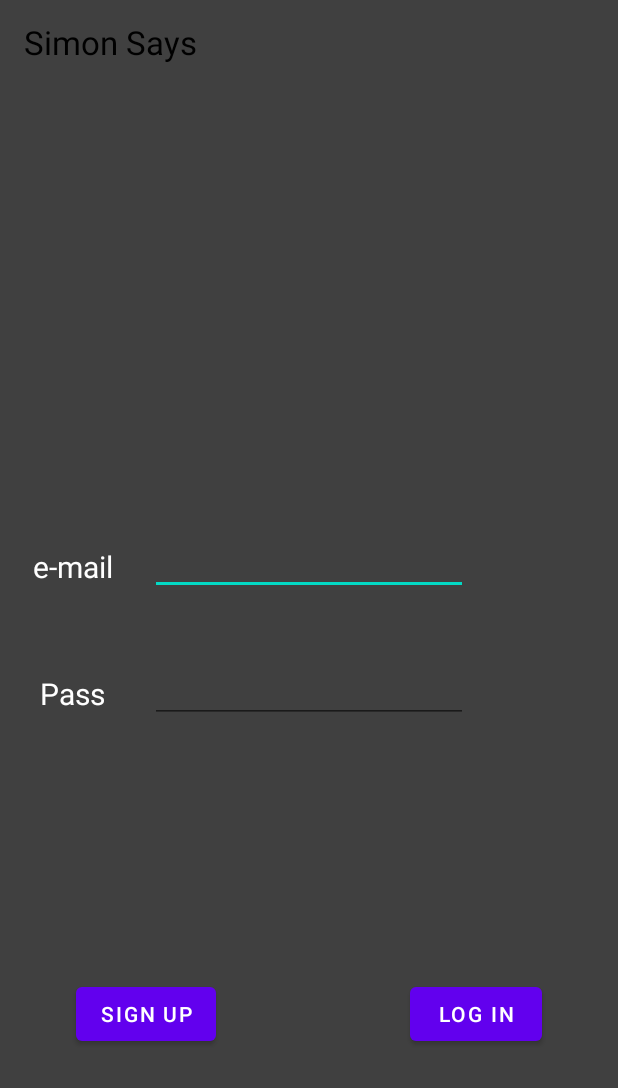
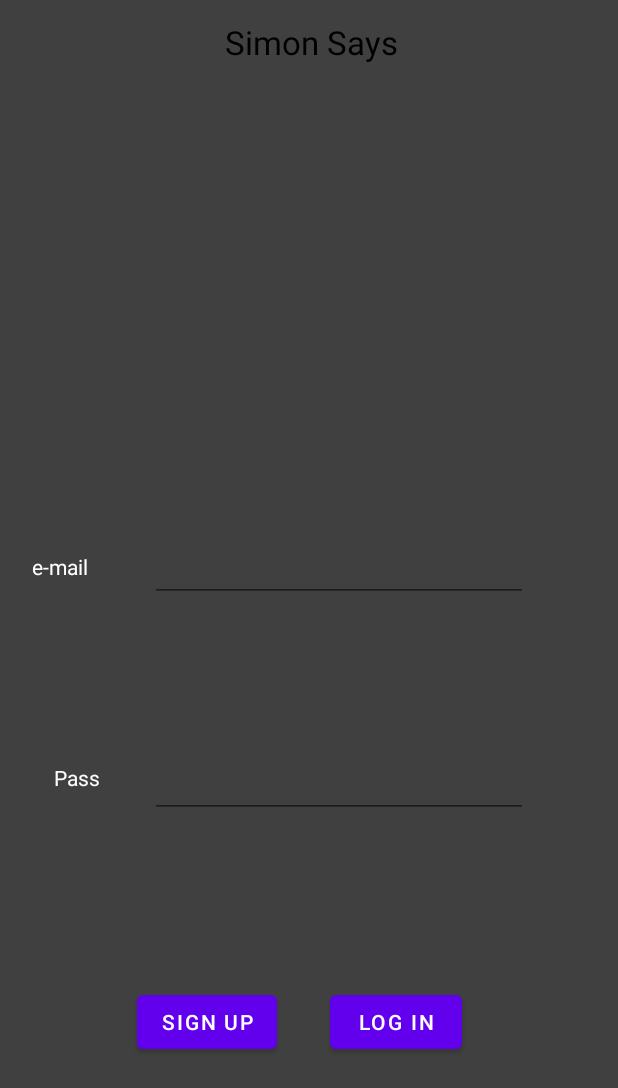
Before and after one commit to MeloAguilar/SimonDiceTap, an Android app: the screen it shows after launch (AuthAcitvity), on a phone screen of 412 x 824 dp. Shown: the top 1088 px of the screen. Run offline under Robolectric (Android 15) with nearby library versions, the phone set to English and light mode, and no system bars; our stand-ins replace Firebase (no records; nobody signed in at launch, a user with empty details on screens opened directly), Room's generated code.

```diff
--- a/app/src/main/java/com/example/simondicetap/AuthAcitvity.kt
+++ b/app/src/main/java/com/example/simondicetap/AuthAcitvity.kt
@@ -188,7 +188,7 @@ class AuthAcitvity : AppCompatActivity() {
                         Log.d("TAG", "${document.id} => ${document.data}")
                     }
 
-                    users.sortBy { it.getScore() }
+                    users.sortWith(compareByDescending { it.getScore() })
                     setUpRecyclerView(users)
                 }
                 .addOnFailureListener { exception ->
--- a/app/src/main/java/com/example/simondicetap/MainActivity.kt
+++ b/app/src/main/java/com/example/simondicetap/MainActivity.kt
@@ -191,15 +191,17 @@ class MainActivity : AppCompatActivity() {
         launch {
             db.collection("Usuarios").get()
                 .addOnSuccessListener { result ->
+                    var finalScore = bestFireBaseUser.getScore()
                     for (document in result) {
                         var testscore = document.data["score"].toString().toInt()
-                        if (testscore > bestFireBaseUser.getScore()) {
-                            bestFireBaseUser = UserFirebase(document.data["email"].toString(),document.data["password"].toString(), document.data["score"].toString().toInt())
+                        if (testscore > finalScore) {
+                            bestFireBaseUser = UserFirebase(document.data["email"].toString(),"*********", testscore)
+                            binding.txtBestScore.text = "Best: ${bestFireBaseUser.getScore() }"
                             binding.txtBestScoreName.text = bestFireBaseUser.getEmail().subSequence(0,6)
-                        }else{
-                            binding.txtBestScoreName.text = userFireBase.getEmail().subSequence(0,6)
+                            finalScore = testscore
                         }
                     }
+
                 }
                 .addOnFailureListener { exception ->
                     println("Error getting documents: $exception")
--- a/app/src/main/res/layout/activity_auth.xml
+++ b/app/src/main/res/layout/activity_auth.xml
@@ -4,46 +4,22 @@
     xmlns:tools="http://schemas.android.com/tools"
     android:layout_width="match_parent"
     android:layout_height="match_parent"
-    tools:context=".AuthAcitvity"
-    android:background="@color/grey">
+    android:background="@color/grey"
+    tools:context=".AuthAcitvity">
 
-    <TextView
-        android:id="@+id/tvmail"
-        android:layout_width="wrap_content"
-        android:layout_height="wrap_content"
-        android:text="e-mail"
-        android:textColor="@color/white"
-        android:textSize="20sp"
-        app:layout_constraintBottom_toTopOf="@id/btnSignUp"
-        app:layout_constraintEnd_toStartOf="@+id/etPass"
-        app:layout_constraintHorizontal_bias="0.466"
-        app:layout_constraintStart_toStartOf="parent"
-        app:layout_constraintTop_toBottomOf="@id/contenedorScores"
-        app:layout_constraintVertical_bias="0.188" />
-
-    <EditText
-        android:id="@+id/etmail"
+    <androidx.appcompat.widget.Toolbar
         android:layout_width="match_parent"
         android:layout_height="wrap_content"
-        android:layout_marginHorizontal="100dp"
-        app:layout_constraintBottom_toTopOf="@id/btnSignUp"
+        app:titleMarginStart="150dp"
+        app:layout_constraintBottom_toTopOf="@id/contenedorScores"
         app:layout_constraintEnd_toEndOf="parent"
         app:layout_constraintStart_toStartOf="parent"
-        app:layout_constraintTop_toBottomOf="@+id/contenedorScores"
-        app:layout_constraintVertical_bias="0.157" />
+        app:layout_constraintTop_toTopOf="parent"
+        app:layout_constraintVertical_bias=".0"
+        app:title="Simon Says"
+        app:titleTextAppearance="@style/TextAppearance.Material3.TitleLarge"
 
-    <androidx.appcompat.widget.Toolbar
-    app:titleTextColor="@color/black"
-    app:titleTextAppearance="@style/TextAppearance.Material3.TitleLarge"
-    android:layout_width="match_parent"
-    android:layout_height="wrap_content"
-    app:title="Simon Says"
-    app:layout_constraintTop_toTopOf="parent"
-    app:layout_constraintEnd_toEndOf="parent"
-    app:layout_constraintStart_toStartOf="parent"
-    app:layout_constraintBottom_toTopOf="@id/contenedorScores"
-
-    app:layout_constraintVertical_bias=".0"/>
+        app:titleTextColor="@color/black" />
 
 
     <androidx.recyclerview.widget.RecyclerView
@@ -59,19 +35,62 @@
         app:layout_constraintHorizontal_bias="1.0"
         app:layout_constraintStart_toStartOf="parent"
         app:layout_constraintTop_toTopOf="parent"
-        app:layout_constraintVertical_bias="0.175" />
+        app:layout_constraintVertical_bias="0.21" />
 
     <EditText
         android:id="@+id/etPass"
-        android:inputType="textPassword"
         android:layout_width="match_parent"
         android:layout_height="wrap_content"
-        android:layout_marginHorizontal="100dp"
+        android:layout_marginStart="100dp"
+        android:layout_marginEnd="60dp"
+        android:inputType="textPassword"
+        android:maxHeight="35dp"
         app:layout_constraintBottom_toTopOf="@id/btnSignUp"
         app:layout_constraintEnd_toEndOf="parent"
+        app:layout_constraintHorizontal_bias="0.0"
         app:layout_constraintStart_toStartOf="parent"
         app:layout_constraintTop_toBottomOf="@+id/contenedorScores"
-        app:layout_constraintVertical_bias="0.439" />
+        app:layout_constraintVertical_bias="0.608" />
+
+    <TextView
+        android:id="@+id/tvmail"
+        android:layout_width="wrap_content"
+        android:layout_height="wrap_content"
+        android:text="e-mail"
+        android:textColor="@color/white"
+        android:textSize="14sp"
+        app:layout_constraintBottom_toTopOf="@id/btnSignUp"
+        app:layout_constraintEnd_toStartOf="@+id/etPass"
+        app:layout_constraintHorizontal_bias="0.338"
+        app:layout_constraintStart_toStartOf="parent"
+        app:layout_constraintTop_toBottomOf="@id/contenedorScores"
+        app:layout_constraintVertical_bias="0.135" />
+
+    <EditText
+        android:id="@+id/etmail"
+        android:layout_width="match_parent"
+        android:layout_height="wrap_content"
+        android:layout_marginStart="100dp"
+        android:layout_marginEnd="60dp"
+        android:maxHeight="50dp"
+        app:layout_constraintBottom_toTopOf="@id/btnSignUp"
+        app:layout_constraintEnd_toEndOf="parent"
+        app:layout_constraintHorizontal_bias="0.0"
+        app:layout_constraintStart_toStartOf="parent"
+        app:layout_constraintTop_toBottomOf="@+id/contenedorScores"
+        app:layout_constraintVertical_bias="0.106" />
+
+    <Button
+        android:id="@+id/btnLogin"
+        android:layout_width="wrap_content"
+        android:layout_height="wrap_content"
+        android:text="Log in"
+        app:layout_constraintBottom_toBottomOf="parent"
+        app:layout_constraintEnd_toEndOf="parent"
+        app:layout_constraintHorizontal_bias="0.678"
+        app:layout_constraintStart_toStartOf="parent"
+        app:layout_constraintTop_toBottomOf="@id/contenedorScores"
+        app:layout_constraintVertical_bias="0.736" />
 
     <TextView
         android:id="@+id/tvpass"
@@ -79,13 +98,13 @@
         android:layout_height="wrap_content"
         android:text="Pass"
         android:textColor="@color/white"
-        android:textSize="20sp"
+        android:textSize="14sp"
         app:layout_constraintBottom_toTopOf="@id/btnSignUp"
         app:layout_constraintEnd_toStartOf="@+id/etPass"
-        app:layout_constraintHorizontal_bias="0.466"
+        app:layout_constraintHorizontal_bias="0.521"
         app:layout_constraintStart_toStartOf="parent"
         app:layout_constraintTop_toBottomOf="@id/contenedorScores"
-        app:layout_constraintVertical_bias="0.452" />
+        app:layout_constraintVertical_bias="0.585" />
 
     <Button
         android:id="@+id/btnSignUp"
@@ -94,19 +113,7 @@
         android:text="Sign up"
         app:layout_constraintBottom_toBottomOf="parent"
         app:layout_constraintEnd_toEndOf="parent"
-        app:layout_constraintHorizontal_bias="0.158"
-        app:layout_constraintStart_toStartOf="parent"
-        app:layout_constraintTop_toBottomOf="@id/contenedorScores"
-        app:layout_constraintVertical_bias="0.737" />
-
-    <Button
-        android:id="@+id/btnLogin"
-        android:layout_width="wrap_content"
-        android:layout_height="wrap_content"
-        android:text="Log in"
-        app:layout_constraintBottom_toBottomOf="parent"
-        app:layout_constraintEnd_toEndOf="parent"
-        app:layout_constraintHorizontal_bias="0.844"
+        app:layout_constraintHorizontal_bias="0.287"
         app:layout_constraintStart_toStartOf="parent"
         app:layout_constraintTop_toBottomOf="@id/contenedorScores"
         app:layout_constraintVertical_bias="0.737" />
```
